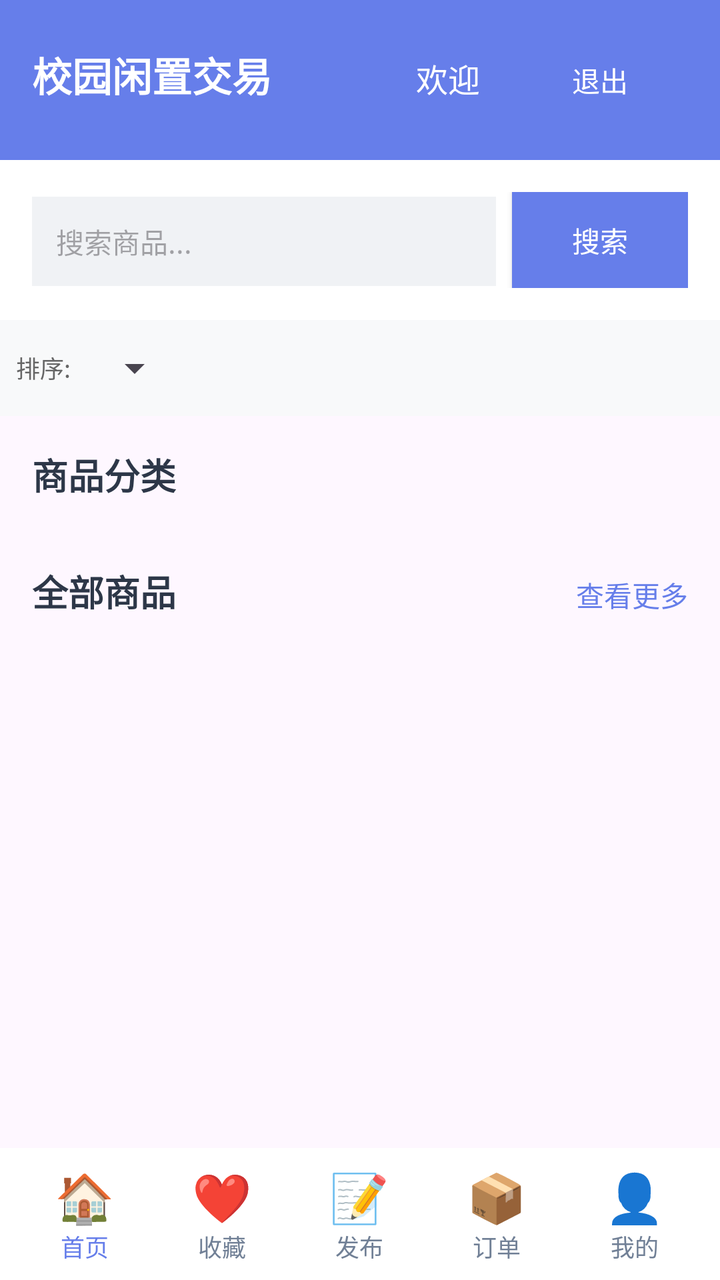
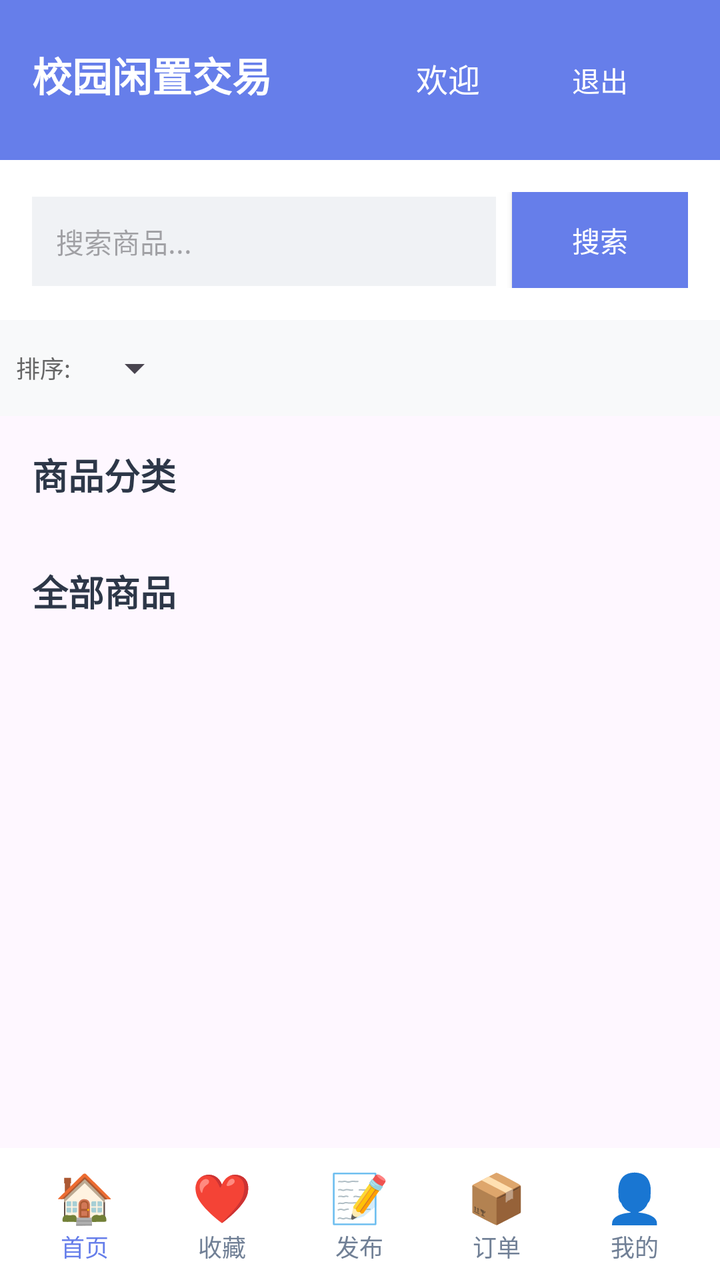

An Android layout rendered at two revisions. The XML below is the earlier revision; the diff shows what the commit changed to produce the second picture.
<!-- AndroidManifest.xml: application theme Theme.MyApplication -->
<!-- res/layout/activity_main.xml -->
<?xml version="1.0" encoding="utf-8"?>
<LinearLayout xmlns:android="http://schemas.android.com/apk/res/android"
    android:layout_width="match_parent"
    android:layout_height="match_parent"
    android:orientation="vertical">

    <LinearLayout
        android:layout_width="match_parent"
        android:layout_height="wrap_content"
        android:orientation="horizontal"
        android:background="#667eea"
        android:padding="16dp">

        <TextView
            android:layout_width="wrap_content"
            android:layout_height="wrap_content"
            android:text="校园闲置交易"
            android:textSize="20sp"
            android:textColor="#ffffff"
            android:textStyle="bold"/>

        <TextView
            android:id="@+id/tv_username"
            android:layout_width="wrap_content"
            android:layout_height="wrap_content"
            android:text="欢迎"
            android:textSize="16sp"
            android:textColor="#ffffff"
            android:layout_weight="1"
            android:gravity="end"
            android:layout_marginEnd="16dp"/>

        <Button
            android:id="@+id/btn_logout"
            android:layout_width="wrap_content"
            android:layout_height="wrap_content"
            android:text="退出"
            android:textColor="#ffffff"
            android:background="@null"
            android:textSize="14sp"/>
    </LinearLayout>

    <LinearLayout
        android:layout_width="match_parent"
        android:layout_height="wrap_content"
        android:orientation="horizontal"
        android:padding="16dp"
        android:background="#ffffff">

        <EditText
            android:id="@+id/et_search"
            android:layout_width="0dp"
            android:layout_height="wrap_content"
            android:layout_weight="1"
            android:hint="搜索商品..."
            android:background="#f0f2f5"
            android:padding="12dp"
            android:textSize="14sp"/>

        <Button
            android:id="@+id/btn_search"
            android:layout_width="wrap_content"
            android:layout_height="wrap_content"
            android:text="搜索"
            android:textColor="#ffffff"
            android:background="#667eea"
            android:textSize="14sp"
            android:paddingLeft="20dp"
            android:paddingRight="20dp"
            android:layout_marginStart="8dp"/>
    </LinearLayout>

    <LinearLayout
        android:layout_width="match_parent"
        android:layout_height="wrap_content"
        android:orientation="horizontal"
        android:padding="8dp"
        android:background="#f8f9fa">

        <TextView
            android:layout_width="wrap_content"
            android:layout_height="wrap_content"
            android:text="排序:"
            android:textSize="12sp"
            android:textColor="#666666"
            android:layout_gravity="center_vertical"/>

        <Spinner
            android:id="@+id/spinner_sort"
            android:layout_width="wrap_content"
            android:layout_height="32dp"
            android:layout_marginStart="8dp"/>
    </LinearLayout>

    <ScrollView
        android:layout_width="match_parent"
        android:layout_height="0dp"
        android:layout_weight="1">

        <LinearLayout
            android:layout_width="match_parent"
            android:layout_height="wrap_content"
            android:orientation="vertical"
            android:padding="16dp">

            <TextView
                android:layout_width="wrap_content"
                android:layout_height="wrap_content"
                android:text="商品分类"
                android:textSize="18sp"
                android:textColor="#2d3748"
                android:textStyle="bold"
                android:layout_marginBottom="12dp"/>

            <HorizontalScrollView
                android:layout_width="match_parent"
                android:layout_height="wrap_content"
                android:layout_marginBottom="20dp">

                <LinearLayout
                    android:id="@+id/ll_categories"
                    android:layout_width="wrap_content"
                    android:layout_height="wrap_content"
                    android:orientation="horizontal"/>
            </HorizontalScrollView>

            <LinearLayout
                android:layout_width="match_parent"
                android:layout_height="wrap_content"
                android:orientation="horizontal"
                android:layout_marginBottom="12dp">

                <TextView
                    android:layout_width="wrap_content"
                    android:layout_height="wrap_content"
                    android:text="全部商品"
                    android:textSize="18sp"
                    android:textColor="#2d3748"
                    android:textStyle="bold"/>

                <TextView
                    android:id="@+id/tv_view_more"
                    android:layout_width="wrap_content"
                    android:layout_height="wrap_content"
                    android:text="查看更多"
                    android:textSize="14sp"
                    android:textColor="#667eea"
                    android:layout_weight="1"
                    android:gravity="end"/>
            </LinearLayout>

            <LinearLayout
                android:id="@+id/ll_items"
                android:layout_width="match_parent"
                android:layout_height="wrap_content"
                android:orientation="vertical"/>
        </LinearLayout>
    </ScrollView>

    <LinearLayout
        android:layout_width="match_parent"
        android:layout_height="wrap_content"
        android:orientation="horizontal"
        android:background="#ffffff"
        android:padding="8dp">

        <LinearLayout
            android:id="@+id/tab_home"
            android:layout_width="0dp"
            android:layout_height="wrap_content"
            android:layout_weight="1"
            android:orientation="vertical"
            android:gravity="center">

            <TextView
                android:layout_width="wrap_content"
                android:layout_height="wrap_content"
                android:text="🏠"
                android:textSize="24sp"/>

            <TextView
                android:layout_width="wrap_content"
                android:layout_height="wrap_content"
                android:text="首页"
                android:textSize="12sp"
                android:textColor="#667eea"/>
        </LinearLayout>

        <LinearLayout
            android:id="@+id/tab_favorite"
            android:layout_width="0dp"
            android:layout_height="wrap_content"
            android:layout_weight="1"
            android:orientation="vertical"
            android:gravity="center">

            <TextView
                android:layout_width="wrap_content"
                android:layout_height="wrap_content"
                android:text="❤️"
                android:textSize="24sp"/>

            <TextView
                android:layout_width="wrap_content"
                android:layout_height="wrap_content"
                android:text="收藏"
                android:textSize="12sp"
                android:textColor="#718096"/>
        </LinearLayout>

        <LinearLayout
            android:id="@+id/tab_publish"
            android:layout_width="0dp"
            android:layout_height="wrap_content"
            android:layout_weight="1"
            android:orientation="vertical"
            android:gravity="center">

            <TextView
                android:layout_width="wrap_content"
                android:layout_height="wrap_content"
                android:text="📝"
                android:textSize="24sp"/>

            <TextView
                android:layout_width="wrap_content"
                android:layout_height="wrap_content"
                android:text="发布"
                android:textSize="12sp"
                android:textColor="#718096"/>
        </LinearLayout>

        <LinearLayout
            android:id="@+id/tab_order"
            android:layout_width="0dp"
            android:layout_height="wrap_content"
            android:layout_weight="1"
            android:orientation="vertical"
            android:gravity="center">

            <TextView
                android:layout_width="wrap_content"
                android:layout_height="wrap_content"
                android:text="📦"
                android:textSize="24sp"/>

            <TextView
                android:layout_width="wrap_content"
                android:layout_height="wrap_content"
                android:text="订单"
                android:textSize="12sp"
                android:textColor="#718096"/>
        </LinearLayout>

        <LinearLayout
            android:id="@+id/tab_profile"
            android:layout_width="0dp"
            android:layout_height="wrap_content"
            android:layout_weight="1"
            android:orientation="vertical"
            android:gravity="center">

            <TextView
                android:layout_width="wrap_content"
                android:layout_height="wrap_content"
                android:text="👤"
                android:textSize="24sp"/>

            <TextView
                android:layout_width="wrap_content"
                android:layout_height="wrap_content"
                android:text="我的"
                android:textSize="12sp"
                android:textColor="#718096"/>
        </LinearLayout>
    </LinearLayout>
</LinearLayout>
<!-- resources referenced by this layout -->
<resources>
  <style name="Theme.MyApplication" parent="Base.Theme.MyApplication" />
  <style name="Base.Theme.MyApplication" parent="Theme.Material3.DayNight.NoActionBar">
          
          
      </style>
</resources>

<!-- the commit's change to res/layout/activity_main.xml (unified diff, before → after) -->
@@ -92,10 +92,11 @@
             android:layout_marginStart="8dp"/>
     </LinearLayout>
 
-    <ScrollView
+    <LinearLayout
         android:layout_width="match_parent"
         android:layout_height="0dp"
-        android:layout_weight="1">
+        android:layout_weight="1"
+        android:orientation="vertical">
 
         <LinearLayout
             android:layout_width="match_parent"
@@ -137,25 +138,15 @@
                     android:textSize="18sp"
                     android:textColor="#2d3748"
                     android:textStyle="bold"/>
-
-                <TextView
-                    android:id="@+id/tv_view_more"
-                    android:layout_width="wrap_content"
-                    android:layout_height="wrap_content"
-                    android:text="查看更多"
-                    android:textSize="14sp"
-                    android:textColor="#667eea"
-                    android:layout_weight="1"
-                    android:gravity="end"/>
             </LinearLayout>
-
-            <LinearLayout
-                android:id="@+id/ll_items"
-                android:layout_width="match_parent"
-                android:layout_height="wrap_content"
-                android:orientation="vertical"/>
-        </LinearLayout>
-    </ScrollView>
+        </LinearLayout>
+
+        <androidx.recyclerview.widget.RecyclerView
+            android:id="@+id/rv_items"
+            android:layout_width="match_parent"
+            android:layout_height="0dp"
+            android:layout_weight="1"/>
+    </LinearLayout>
 
     <LinearLayout
         android:layout_width="match_parent"
